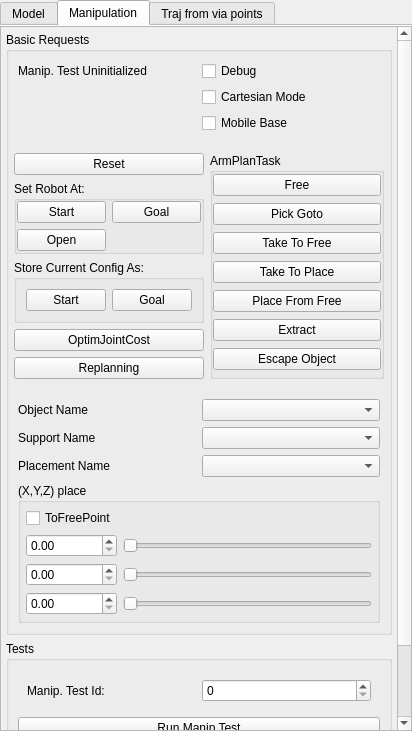
This is src/move3d-qt-gui-libs/src/qtMainInterface/sideWidgets/qtRobot.ui in jmainpri/move3d-studio as Qt 5 draws it before an edit. The edited form follows.
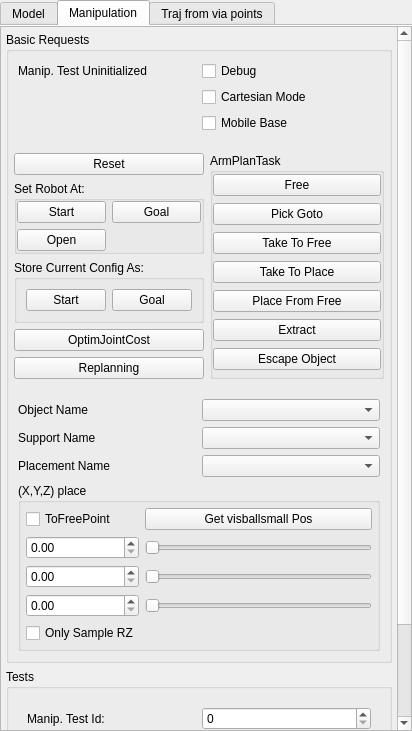
This is the edited form.

```diff
--- a/src/move3d-qt-gui-libs/src/qtMainInterface/sideWidgets/qtRobot.ui
+++ b/src/move3d-qt-gui-libs/src/qtMainInterface/sideWidgets/qtRobot.ui
@@ -618,7 +618,7 @@
             <x>0</x>
             <y>0</y>
             <width>395</width>
-            <height>902</height>
+            <height>936</height>
            </rect>
           </property>
           <layout class="QVBoxLayout" name="verticalLayout_4">
@@ -852,6 +852,20 @@
                       </property>
                      </widget>
                     </item>
+                    <item row="0" column="1">
+                     <widget class="QPushButton" name="pushButtonGetVisballPos">
+                      <property name="text">
+                       <string>Get visballsmall Pos</string>
+                      </property>
+                     </widget>
+                    </item>
+                    <item row="5" column="0">
+                     <widget class="QCheckBox" name="checkBoxOnlySampleRZ">
+                      <property name="text">
+                       <string>Only Sample RZ</string>
+                      </property>
+                     </widget>
+                    </item>
                    </layout>
                   </widget>
                  </item>
```
Left out of the diff: 26 changed lines with no effect on the pictures.
